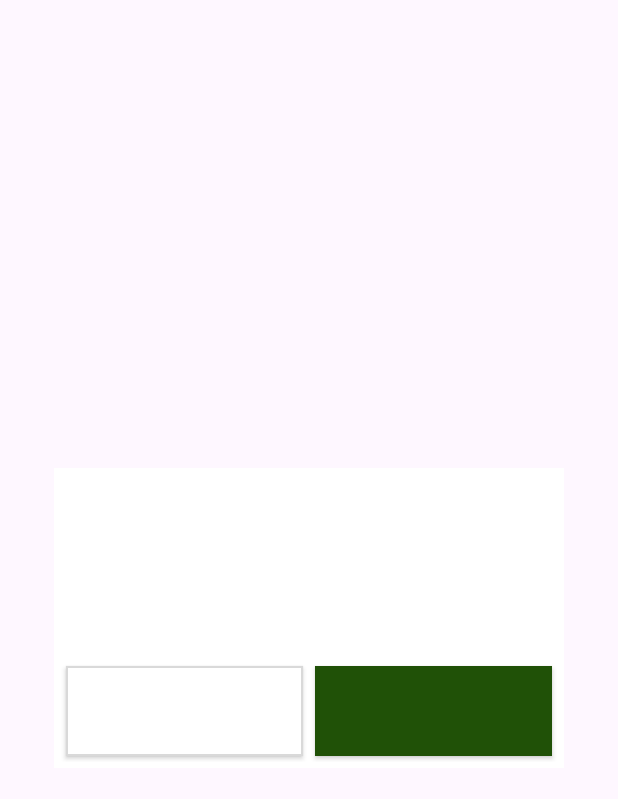
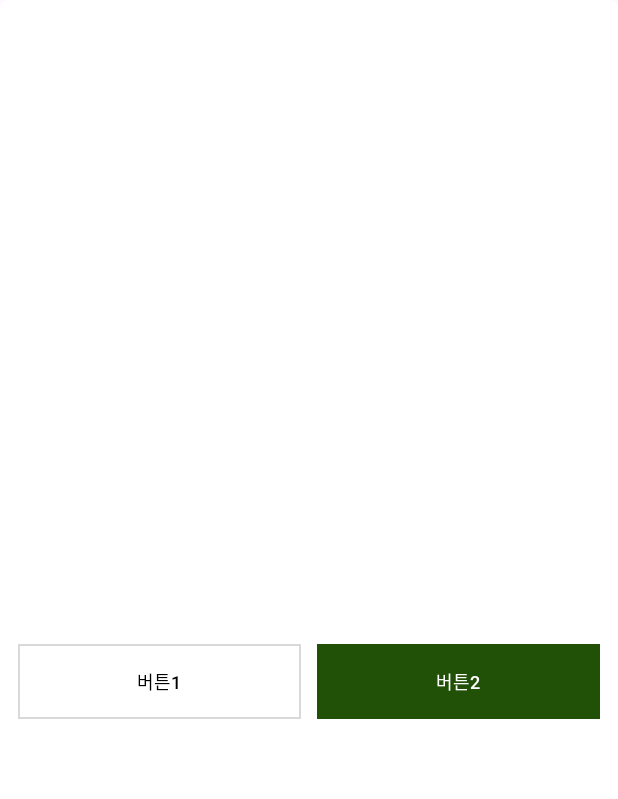
Before and after one commit to yunju914/GreeningApp, an Android app: the layout customdialog.xml on its own in the app's theme, with its tools: preview values and no code run, on a phone screen of 412 x 824 dp. Shown: the top 799 px of the screen. Run offline under Robolectric (Android 15) with nearby library versions, the light colour scheme and no system bars.

Commit message:
추가 수정

```diff
--- a/app/src/main/java/com/example/greeningapp/CategoryActivity.java
+++ b/app/src/main/java/com/example/greeningapp/CategoryActivity.java
@@ -32,7 +32,6 @@ public class CategoryActivity extends AppCompatActivity{
         ActionBar actionBar = getSupportActionBar();
         actionBar.setDisplayShowTitleEnabled(false);//기본 제목 삭제.
         actionBar.setDisplayHomeAsUpEnabled(true);
-        actionBar.setHomeAsUpIndicator(R.drawable.baseline_arrow_back_24); //
 
         tab = findViewById(R.id.tab);
         viewPager = findViewById(R.id.viewPager);
--- a/app/src/main/java/com/example/greeningapp/CategoryAdapter.java
+++ b/app/src/main/java/com/example/greeningapp/CategoryAdapter.java
@@ -14,12 +14,15 @@ import androidx.recyclerview.widget.RecyclerView;
 
 import com.bumptech.glide.Glide;
 
+import java.text.DecimalFormat;
 import java.util.ArrayList;
 
 public class CategoryAdapter extends RecyclerView.Adapter<CategoryAdapter.CategoryViewHorder> {
 
     private ArrayList<Product> arrayList;
     private Context context;
+
+    DecimalFormat decimalFormat = new DecimalFormat("###,###");
 
     public CategoryAdapter(ArrayList<Product> arrayList, Context context) {
         this.arrayList = arrayList;
@@ -42,7 +45,7 @@ public class CategoryAdapter extends RecyclerView.Adapter<CategoryAdapter.Catego
                 .into(holder.pimg);
         holder.pname.setText(arrayList.get(position).getPname());
         holder.psay.setText(arrayList.get(position).getPsay());
-        holder.pprice.setText(String.valueOf(arrayList.get(position).getPprice()));
+        holder.pprice.setText(String.valueOf(decimalFormat.format(arrayList.get(position).getPprice())) + "원");
 
         holder.itemView.setOnClickListener(new View.OnClickListener() {
             @Override
--- a/app/src/main/java/com/example/greeningapp/MyPageActivity.java
+++ b/app/src/main/java/com/example/greeningapp/MyPageActivity.java
@@ -45,7 +45,6 @@ public class MyPageActivity extends AppCompatActivity implements View.OnClickLis
         ActionBar actionBar = getSupportActionBar();
         actionBar.setDisplayShowTitleEnabled(false);//기본 제목 삭제.
         actionBar.setDisplayHomeAsUpEnabled(true);
-        actionBar.setHomeAsUpIndicator(R.drawable.baseline_arrow_back_24);
 
         dialog = new Dialog(MyPageActivity.this);
         dialog.requestWindowFeature(Window.FEATURE_NO_TITLE);
--- a/app/src/main/java/com/example/greeningapp/SearchActivity.java
+++ b/app/src/main/java/com/example/greeningapp/SearchActivity.java
@@ -16,6 +16,9 @@ import androidx.recyclerview.widget.RecyclerView;
 import com.firebase.ui.database.FirebaseRecyclerOptions;
 import com.google.android.material.bottomnavigation.BottomNavigationView;
 import com.google.firebase.database.FirebaseDatabase;
+
+import java.text.DecimalFormat;
+
 public class SearchActivity extends AppCompatActivity {
 
     //    private FirebaseDatabase database;
@@ -27,7 +30,6 @@ public class SearchActivity extends AppCompatActivity {
     Toolbar toolbar;
 
     private BottomNavigationView bottomNavigationView;
-
     @Override
     protected void onCreate(Bundle savedInstanceState) {
         super.onCreate(savedInstanceState);
@@ -38,7 +40,6 @@ public class SearchActivity extends AppCompatActivity {
         ActionBar actionBar = getSupportActionBar();
         actionBar.setDisplayShowTitleEnabled(false);//기본 제목 삭제.
         actionBar.setDisplayHomeAsUpEnabled(true);
-        actionBar.setHomeAsUpIndicator(R.drawable.baseline_arrow_back_24);
 
         recview = findViewById(R.id.searchRecyclerView);
         recview.setLayoutManager(new LinearLayoutManager(this));
--- a/app/src/main/java/com/example/greeningapp/SearchAdapter.java
+++ b/app/src/main/java/com/example/greeningapp/SearchAdapter.java
@@ -14,11 +14,14 @@ import com.bumptech.glide.Glide;
 import com.firebase.ui.database.FirebaseRecyclerAdapter;
 import com.firebase.ui.database.FirebaseRecyclerOptions;
 
+import java.text.DecimalFormat;
 import java.util.ArrayList;
 
 public class SearchAdapter extends FirebaseRecyclerAdapter<Product, SearchAdapter.myviewholder> {
     private ArrayList<Product> arrayList;
     private Context context;
+
+    DecimalFormat decimalFormat = new DecimalFormat("###,###");
     public SearchAdapter(@NonNull FirebaseRecyclerOptions<Product> options) {
         super(options);
     }
@@ -27,7 +30,7 @@ public class SearchAdapter extends FirebaseRecyclerAdapter<Product, SearchAdapte
     protected void onBindViewHolder(@NonNull myviewholder holder, int position, @NonNull Product product) {
         holder.pname.setText(getItem(position).getPname());
         holder.psay.setText(getItem(position).getPsay());
-        holder.pprice.setText(String.valueOf(getItem(position).getPprice()));
+        holder.pprice.setText(String.valueOf(decimalFormat.format(getItem(position).getPprice())) + "원");
         Glide.with(holder.pimg.getContext()).load(getItem(position).getPimg()).into(holder.pimg);
     }
 
--- a/app/src/main/res/layout/activity_my_page.xml
+++ b/app/src/main/res/layout/activity_my_page.xml
@@ -38,8 +38,6 @@
             android:orientation="vertical"
             android:background="@color/white"
             >
-
-
             <LinearLayout
                 android:layout_width="match_parent"
                 android:layout_height="match_parent"
@@ -51,7 +49,7 @@
                 <LinearLayout
                     android:id="@+id/main00"
                     android:layout_width="match_parent"
-                    android:layout_height="60dp"
+                    android:layout_height="50dp"
                     android:layout_marginLeft="8dp"
                     android:layout_marginRight="8dp"
                     android:orientation="horizontal">
--- a/app/src/main/res/layout/customdialog.xml
+++ b/app/src/main/res/layout/customdialog.xml
@@ -1,56 +1,55 @@
 <?xml version="1.0" encoding="utf-8"?>
 <LinearLayout xmlns:android="http://schemas.android.com/apk/res/android"
     android:orientation="vertical"
-    android:layout_width="340dp"
-    android:layout_height="200dp"
-    android:id="@+id/customdialog"
-    android:background="@color/white"
-    android:layout_gravity="center"
-    >
-    <LinearLayout
-        android:orientation="vertical"
     android:layout_width="match_parent"
     android:layout_height="match_parent"
-        android:gravity="bottom">
-
+    android:id="@+id/customdialog"
+    android:background="@drawable/view_round_white"
+    android:gravity="center"
+    android:minWidth="300dp"
+    >
    <TextView
         android:id="@+id/say"
         android:layout_width="match_parent"
         android:layout_height="wrap_content"
-            android:padding="10dp"
         android:gravity="center"
-            android:background="@drawable/background_white"
-            android:textColor="@color/black"
-            android:layout_marginBottom="30dp"
-            android:textSize="14sp"
-            android:textStyle="bold"/>
+        android:layout_marginTop="40dp"
+        android:layout_marginBottom="40dp"
+        android:textSize="12sp"
+        android:textColor="@color/black"/>
 
     <LinearLayout
         android:layout_width="match_parent"
         android:layout_height="wrap_content"
-            android:orientation="horizontal"
-            android:layout_margin="4dp"
-            >
+        android:layout_marginLeft="12dp"
+        android:layout_marginRight="12dp"
+        android:layout_marginBottom="12dp"
+        android:orientation="horizontal">
 
         <androidx.appcompat.widget.AppCompatButton
             android:id="@+id/btnNo"
-                android:layout_width="match_parent"
-                android:layout_height="60dp"
+            android:layout_width="0dp"
+            android:layout_height="50dp"
             android:layout_weight="1"
-                android:layout_margin="4dp"
-                android:background="@drawable/custom_btn_white"
+            android:layout_marginRight="5dp"
+            android:text="버튼1"
+            android:textSize="12sp"
             android:textColor="@color/black"
-                android:textSize="14sp" />
+            android:stateListAnimator="@null"
+            android:background="@drawable/custom_btn_white"/>
+
 
         <androidx.appcompat.widget.AppCompatButton
             android:id="@+id/btnOk"
-                android:layout_width="match_parent"
-                android:layout_height="60dp"
+            android:layout_width="0dp"
+            android:layout_height="50dp"
             android:layout_weight="1"
-                android:layout_margin="4dp"
-                android:background="@drawable/custom_btn"
+            android:layout_marginLeft="5dp"
+            android:text="버튼2"
+            android:textSize="12sp"
             android:textColor="@color/white"
-                android:textSize="14sp" />
+            android:stateListAnimator="@null"
+            android:background="@drawable/custom_btn"/>
+
     </LinearLayout>
 </LinearLayout>
-</LinearLayout>
```
Also changed, not shown: app/src/main/java/com/example/greeningapp/WithdrawalActivity.java (+30 -18 lines). Lines whose indentation alone changed are shown as unchanged.
